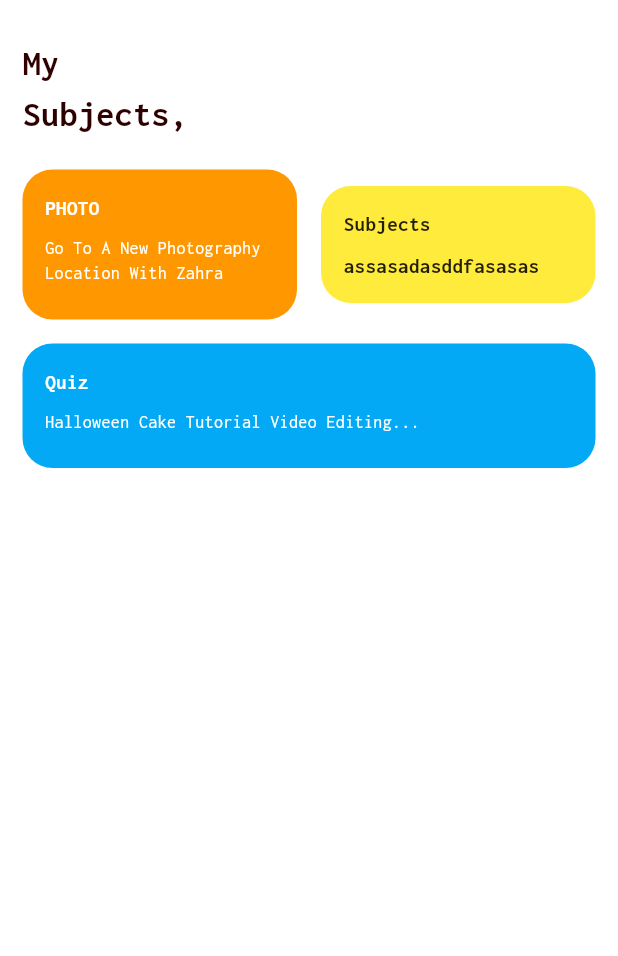
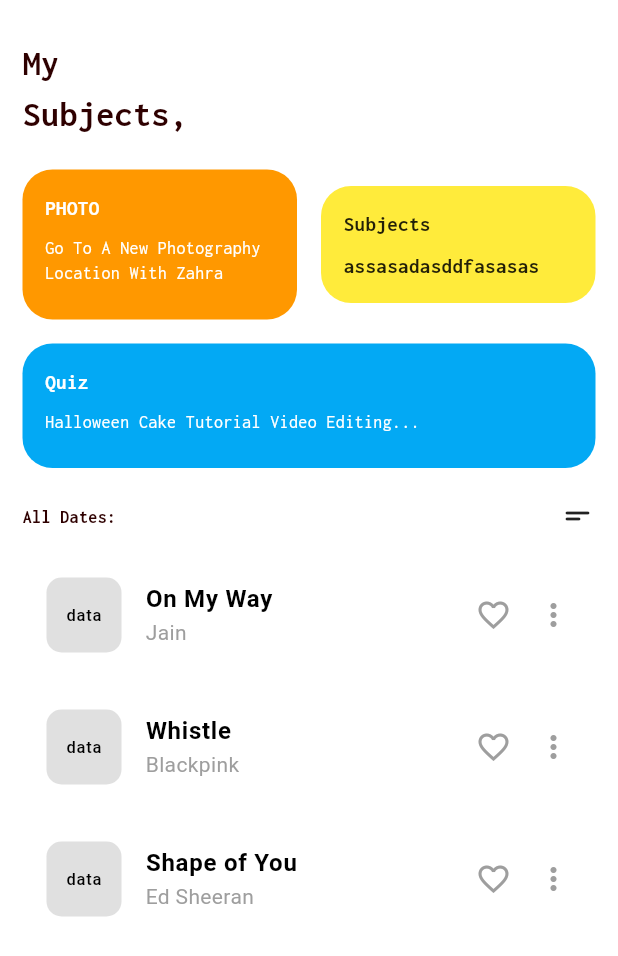
Before and after one commit to abhijithms1213/ReviewRush, a Flutter app: the ScreenSubjectBased screen opened directly, on a phone screen of 412 x 824 dp. Shown: the top 956 px of the screen. Run offline on Flutter 3.47's test engine with Material 3 defaults, Android fonts, the phone set to English and light mode, and no system bars; our stand-ins replace google_fonts.

Commit message:
WidgetSubByDatesTiles created

```diff
--- a/reviewrush/lib/features/home/presentation/screens/subject_list_screen.dart
+++ b/reviewrush/lib/features/home/presentation/screens/subject_list_screen.dart
@@ -128,9 +128,98 @@ class ScreenSubjectBased extends StatelessWidget {
                 ),
               ],
             ),
+            khbox20,
+            // Third Row -
+            Row(
+              mainAxisAlignment: MainAxisAlignment.spaceBetween,
+              children: [
+                Text(
+                  "All Dates:",
+                  style: GoogleFonts.inconsolata(
+                      fontSize: 12,
+                      color: const Color.fromARGB(255, 46, 0, 0),
+                      fontWeight: FontWeight.bold),
+                ),
+                const Icon(Icons.short_text_rounded)
+              ],
+            ),
+            khbox10,
+            Expanded(
+              child: ListView(
+                children: const [
+                  WidgetSubByDatesTiles(
+                    songTitle: 'On My Way',
+                    artistName: 'Jain',
+                  ),
+                  WidgetSubByDatesTiles(
+                    songTitle: 'Whistle',
+                    artistName: 'Blackpink',
+                  ),
+                  WidgetSubByDatesTiles(
+                    songTitle: 'Shape of You',
+                    artistName: 'Ed Sheeran',
+                  ),
+                ],
+              ),
+            ),
           ],
         ),
       ),
     );
   }
 }
+
+class WidgetSubByDatesTiles extends StatelessWidget {
+  final String songTitle;
+  final String artistName;
+
+  const WidgetSubByDatesTiles({
+    super.key,
+    required this.songTitle,
+    required this.artistName,
+  });
+
+  @override
+  Widget build(BuildContext context) {
+    return Padding(
+      padding: const EdgeInsets.symmetric(vertical: 8.0),
+      child: ListTile(
+        contentPadding: const EdgeInsets.symmetric(horizontal: 16),
+        leading: Container(
+          width: 50,
+          height: 50,
+          decoration: BoxDecoration(
+            borderRadius: BorderRadius.circular(10),
+            color: Colors.grey[300],
+          ),
+          child: const Center(
+            child: Text("data"),
+          ),
+        ),
+        title: Text(
+          songTitle,
+          style: const TextStyle(
+            fontSize: 16,
+            fontWeight: FontWeight.bold,
+            color: Colors.black,
+          ),
+        ),
+        subtitle: Text(
+          artistName,
+          style: const TextStyle(
+            fontSize: 14,
+            color: Colors.grey,
+          ),
+        ),
+        trailing: const Row(
+          mainAxisSize: MainAxisSize.min,
+          children: [
+            Icon(Icons.favorite_border, color: Colors.grey),
+            SizedBox(width: 16),
+            Icon(Icons.more_vert, color: Colors.grey),
+          ],
+        ),
+      ),
+    );
+  }
+}
```
